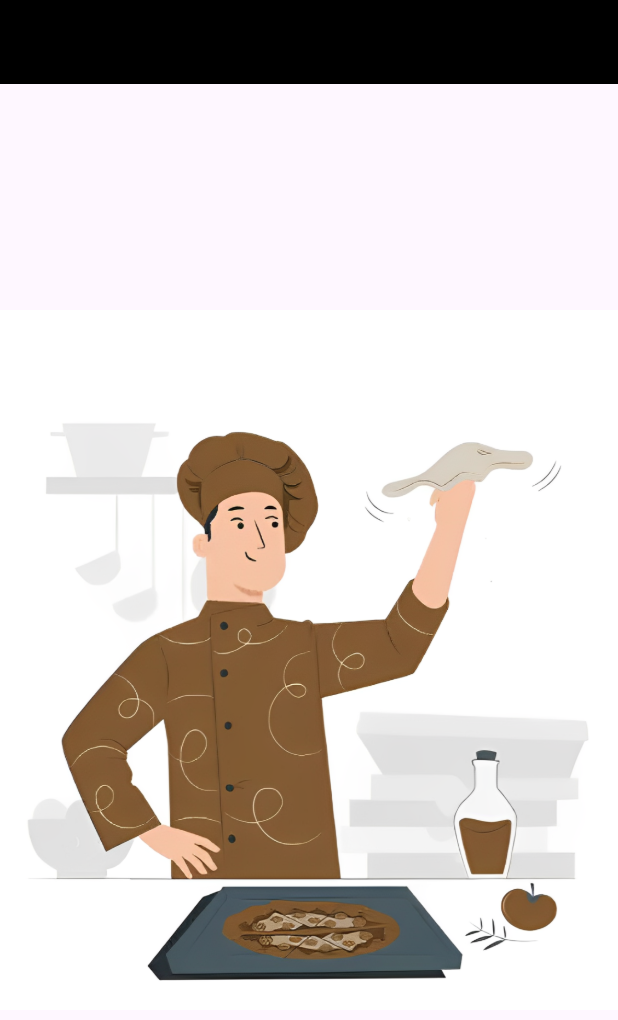
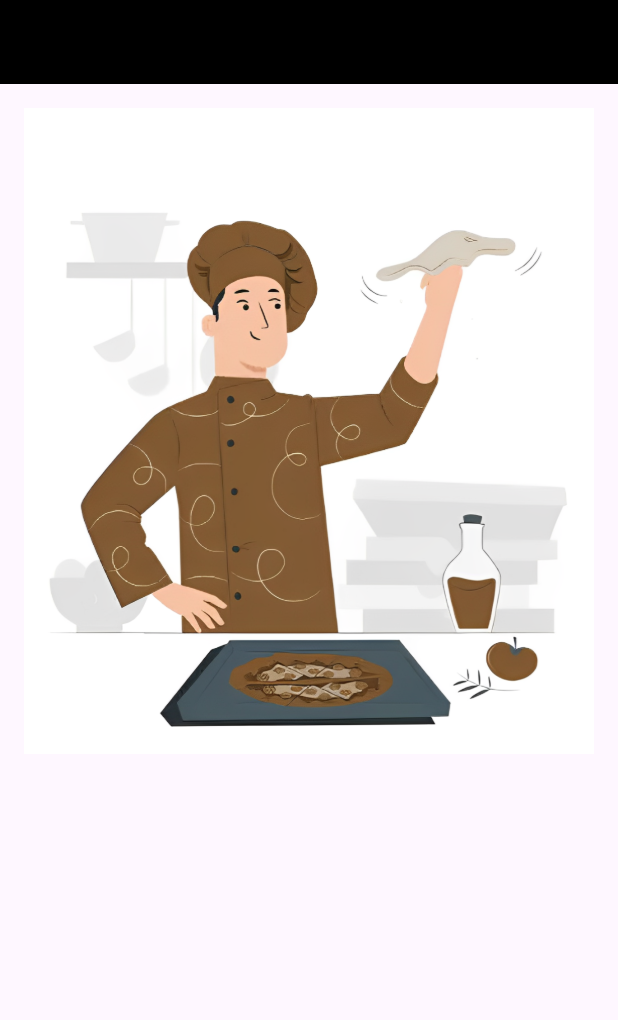
Before and after one commit to aliraza055/foodie_go, a Flutter app: the screen it shows after launch, on a phone screen of 412 x 824 dp. Shown: the top 1020 px of the screen. Run offline on Flutter 3.47's test engine with Material 3 defaults, Android fonts, the phone set to English and light mode, and no system bars.

Commit message:
add margin

```diff
--- a/lib/fileimage.dart
+++ b/lib/fileimage.dart
@@ -14,14 +14,17 @@ class _ImagePickerState extends State<ImagePicker> {
       appBar: AppBar(
         backgroundColor: Colors.black,
       ),
-      body: Column(
-        mainAxisAlignment: MainAxisAlignment.center,
-        crossAxisAlignment: CrossAxisAlignment.center,
-        children: [
-          Center(
-           child: Image.asset('images/onboard.png',width: 1000,),
-          )
-        ],
+      body: Container(
+        margin: EdgeInsets.all(16),
+        child: Column(
+          // mainAxisAlignment: MainAxisAlignment.center,
+          // crossAxisAlignment: CrossAxisAlignment.center,
+          children: [
+            Center(
+             child: Image.asset('images/onboard.png',width: 1000,),
+            )
+          ],
+        ),
       ),
     );
   }
--- a/lib/main.dart
+++ b/lib/main.dart
@@ -12,6 +12,7 @@ class MyApp extends StatelessWidget {
   @override
   Widget build(BuildContext context) {
     return MaterialApp(
+      debugShowCheckedModeBanner: false,
       title: 'Flutter Demo',
       theme: ThemeData(
         // TRY THIS: Try running your application with "flutter run". You'll see
```
